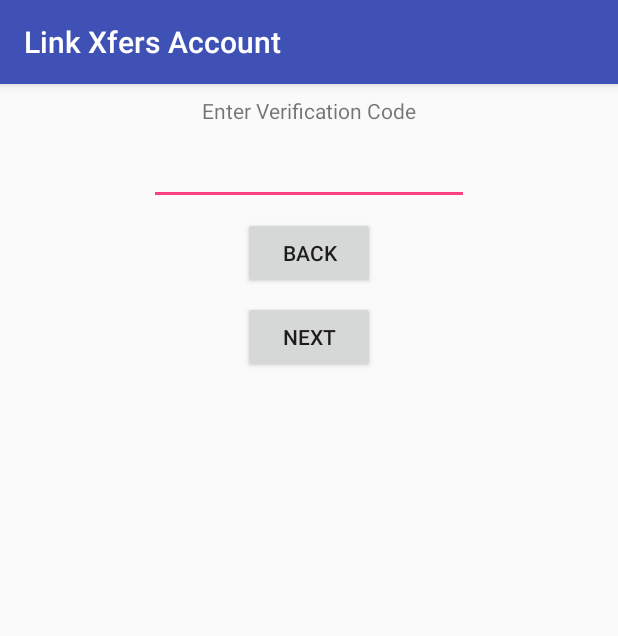
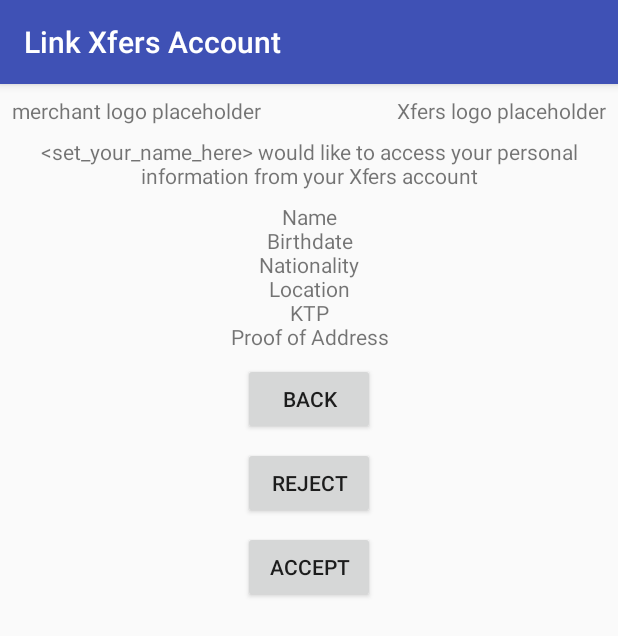
Before and after one commit to aamsur/xfers-sdk, an Android app: the ConnectOTPActivity screen opened directly, with no data from a screen before it, after a tap on "NEXT", on a phone screen of 412 x 824 dp. Shown: the top 636 px of the screen. Run offline under Robolectric (Android 15) with nearby library versions, the phone set to English and light mode, and no system bars.

Commit message:
Add Connect Share KYC Activity

```diff
--- a/Android/xfers_sdk/src/main/AndroidManifest.xml
+++ b/Android/xfers_sdk/src/main/AndroidManifest.xml
@@ -5,7 +5,8 @@
     <application>
         <activity android:name=".view.ComingSoonActivity" />
         <activity android:name=".view.ConnectPhoneActivity" />
-        <activity android:name=".view.ConnectOTPActivity"></activity>
+        <activity android:name=".view.ConnectOTPActivity" />
+        <activity android:name=".view.ConnectShareKYCActivity"></activity>
     </application>
 
 </manifest>
--- a/Android/xfers_sdk/src/main/java/com/xfers/xfers_sdk/view/ConnectOTPActivity.kt
+++ b/Android/xfers_sdk/src/main/java/com/xfers/xfers_sdk/view/ConnectOTPActivity.kt
@@ -28,7 +28,7 @@ class ConnectOTPActivity : AppCompatActivity() {
 
         // TODO: present the appropriate pages
         when {
-            isUserExistingVerified -> true
+            isUserExistingVerified -> startActivity(Intent(this, ConnectShareKYCActivity::class.java))
             isUserExistingUnverified -> true
             isUserNewUser -> true
         }
--- a/Android/xfers_sdk/src/main/java/com/xfers/xfers_sdk/view/ConnectPhoneActivity.kt
+++ b/Android/xfers_sdk/src/main/java/com/xfers/xfers_sdk/view/ConnectPhoneActivity.kt
@@ -16,6 +16,7 @@ class ConnectPhoneActivity : AppCompatActivity() {
 
         title = "Link Xfers Account"
 
+        // TODO: To be removed, for proof of concept only
         val merchantTextView = findViewById<TextView>(R.id.phoneNumberMerchantTextView)
         merchantTextView.text = "Connecting to ${XfersConfiguration.getMerchantName()}"
     }
--- /dev/null
+++ b/Android/xfers_sdk/src/main/java/com/xfers/xfers_sdk/view/ConnectShareKYCActivity.kt
@@ -0,0 +1,42 @@
+package com.xfers.xfers_sdk.view
+
+import android.content.Intent
+import android.support.v7.app.AppCompatActivity
+import android.os.Bundle
+import android.view.View
+import android.widget.TextView
+import com.xfers.xfers_sdk.R
+import com.xfers.xfers_sdk.utils.XfersConfiguration
+
+class ConnectShareKYCActivity : AppCompatActivity() {
+
+    override fun onCreate(savedInstanceState: Bundle?) {
+        super.onCreate(savedInstanceState)
+        setContentView(R.layout.activity_connect_share_kyc)
+
+        title = "Link Xfers Account"
+
+        // TODO: Add Xfers logo to placeholder
+        // TODO: Populate Merchant logo placeholder
+
+        val merchantAccessTextView = findViewById<TextView>(R.id.shareKYCMerchantAccessTextView)
+        merchantAccessTextView.text = "${XfersConfiguration.getMerchantName()} would like to access your personal information from your Xfers account"
+
+        val sharedInformationTextView = findViewById<TextView>(R.id.shareKYCSharedInformationTextView)
+        sharedInformationTextView.text = listOf("Name", "Birthdate", "Nationality", "Location", "KTP", "Proof of Address").joinToString(separator = "\n")
+    }
+
+    fun onClickBack(view: View) {
+        finish()
+    }
+
+    fun onClickReject(view: View) {
+        startActivity(Intent(this, ConnectLinkSuccessfulActivity::class.java))
+    }
+
+    fun onClickAccept(view: View) {
+        // TODO: Share KYC information with Merchant through piping data to their API
+
+        startActivity(Intent(this, ConnectLinkSuccessfulActivity::class.java))
+    }
+}
--- /dev/null
+++ b/Android/xfers_sdk/src/main/res/layout/activity_connect_share_kyc.xml
@@ -0,0 +1,90 @@
+<?xml version="1.0" encoding="utf-8"?>
+<android.support.constraint.ConstraintLayout xmlns:android="http://schemas.android.com/apk/res/android"
+    xmlns:app="http://schemas.android.com/apk/res-auto"
+    xmlns:tools="http://schemas.android.com/tools"
+    android:layout_width="match_parent"
+    android:layout_height="match_parent"
+    tools:context=".view.ConnectShareKYCActivity">
+
+    <TextView
+        android:id="@+id/shareKYCMerchantAccessTextView"
+        android:layout_width="wrap_content"
+        android:layout_height="wrap_content"
+        android:layout_marginTop="8dp"
+        android:gravity="center"
+        android:text="TextView"
+        app:layout_constraintEnd_toEndOf="parent"
+        app:layout_constraintHorizontal_bias="0.5"
+        app:layout_constraintStart_toStartOf="parent"
+        app:layout_constraintTop_toBottomOf="@+id/textView2" />
+
+    <TextView
+        android:id="@+id/textView2"
+        android:layout_width="wrap_content"
+        android:layout_height="wrap_content"
+        android:layout_marginLeft="8dp"
+        android:layout_marginStart="8dp"
+        android:layout_marginTop="8dp"
+        android:text="merchant logo placeholder"
+        app:layout_constraintStart_toStartOf="parent"
+        app:layout_constraintTop_toTopOf="parent" />
+
+    <TextView
+        android:id="@+id/textView3"
+        android:layout_width="wrap_content"
+        android:layout_height="wrap_content"
+        android:layout_marginEnd="8dp"
+        android:layout_marginRight="8dp"
+        android:layout_marginTop="8dp"
+        android:text="Xfers logo placeholder"
+        app:layout_constraintEnd_toEndOf="parent"
+        app:layout_constraintTop_toTopOf="parent" />
+
+    <TextView
+        android:id="@+id/shareKYCSharedInformationTextView"
+        android:layout_width="wrap_content"
+        android:layout_height="wrap_content"
+        android:layout_marginTop="8dp"
+        android:gravity="center"
+        android:text="TextView"
+        app:layout_constraintEnd_toEndOf="parent"
+        app:layout_constraintHorizontal_bias="0.5"
+        app:layout_constraintStart_toStartOf="parent"
+        app:layout_constraintTop_toBottomOf="@+id/shareKYCMerchantAccessTextView" />
+
+    <Button
+        android:id="@+id/shareKYCBackButton"
+        android:layout_width="wrap_content"
+        android:layout_height="wrap_content"
+        android:layout_marginTop="8dp"
+        android:onClick="onClickBack"
+        android:text="Back"
+        app:layout_constraintEnd_toEndOf="parent"
+        app:layout_constraintHorizontal_bias="0.5"
+        app:layout_constraintStart_toStartOf="parent"
+        app:layout_constraintTop_toBottomOf="@+id/shareKYCSharedInformationTextView" />
+
+    <Button
+        android:id="@+id/shareKYCRejectButton"
+        android:layout_width="wrap_content"
+        android:layout_height="wrap_content"
+        android:layout_marginTop="8dp"
+        android:onClick="onClickReject"
+        android:text="Reject"
+        app:layout_constraintEnd_toEndOf="parent"
+        app:layout_constraintHorizontal_bias="0.5"
+        app:layout_constraintStart_toStartOf="parent"
+        app:layout_constraintTop_toBottomOf="@+id/shareKYCBackButton" />
+
+    <Button
+        android:id="@+id/shareKYCAcceptButton"
+        android:layout_width="wrap_content"
+        android:layout_height="wrap_content"
+        android:layout_marginTop="8dp"
+        android:onClick="onClickAccept"
+        android:text="Accept"
+        app:layout_constraintEnd_toEndOf="parent"
+        app:layout_constraintHorizontal_bias="0.5"
+        app:layout_constraintStart_toStartOf="parent"
+        app:layout_constraintTop_toBottomOf="@+id/shareKYCRejectButton" />
+</android.support.constraint.ConstraintLayout>
```
